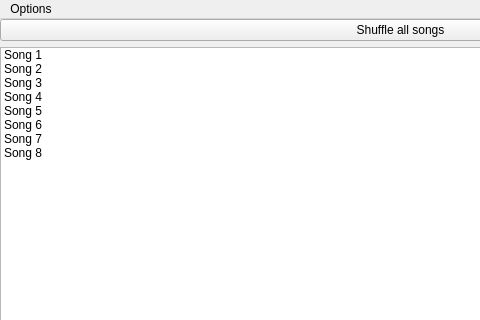
Before: the Qt Designer form musicwindow.ui in gidzzz/openmediaplayer, drawn with Qt 5; both pictures show x 0 to 480 and y 0 to 320 of the 800 by 424 pixel window.
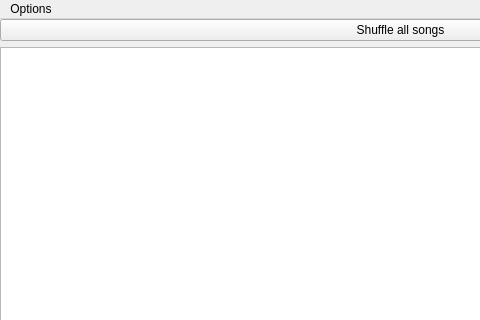
After: the same form once the commit is applied.

Diff of the .ui file:
```diff
--- a/musicwindow.ui
+++ b/musicwindow.ui
@@ -32,48 +32,7 @@
       </widget>
      </item>
      <item>
-      <widget class="QListWidget" name="songList">
-       <item>
-        <property name="text">
-         <string>Song 1</string>
-        </property>
-       </item>
-       <item>
-        <property name="text">
-         <string>Song 2</string>
-        </property>
-       </item>
-       <item>
-        <property name="text">
-         <string>Song 3</string>
-        </property>
-       </item>
-       <item>
-        <property name="text">
-         <string>Song 4</string>
-        </property>
-       </item>
-       <item>
-        <property name="text">
-         <string>Song 5</string>
-        </property>
-       </item>
-       <item>
-        <property name="text">
-         <string>Song 6</string>
-        </property>
-       </item>
-       <item>
-        <property name="text">
-         <string>Song 7</string>
-        </property>
-       </item>
-       <item>
-        <property name="text">
-         <string>Song 8</string>
-        </property>
-       </item>
-      </widget>
+      <widget class="QListWidget" name="songList"/>
      </item>
     </layout>
    </widget>
```
